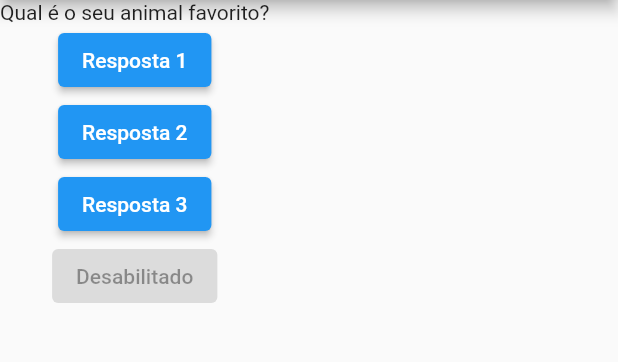
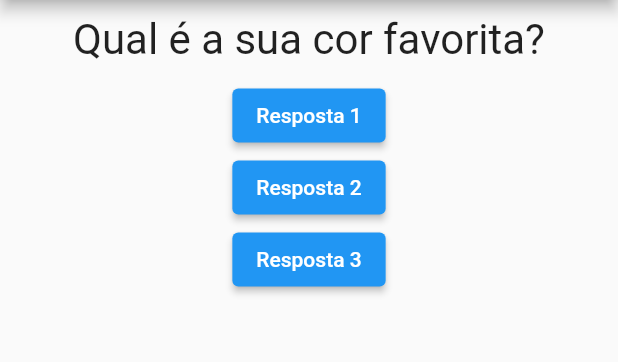
Before and after one commit to pedropgtorres/Quiz, a Flutter app: the screen it shows after launch, after a tap on "Resposta 1", on a phone screen of 412 x 824 dp, the part 84-446 px from its top. Run offline on Flutter 3.47's test engine with Material 2 defaults, Android fonts, the phone set to English and light mode, and no system bars.

Commit message:
evolução

```diff
--- a/quiz/lib/main.dart
+++ b/quiz/lib/main.dart
@@ -1,5 +1,6 @@
 import 'package:flutter/material.dart';
 import 'package:quiz/questao.dart';
+import 'package:quiz/resposta.dart';
 
 /*
     Objetivo: Criar um app que simule um quiz.
@@ -23,11 +24,6 @@ class _PerguntaAppState extends State<PerguntaApp>{
     setState(() {
       _perguntaSelecionada++;
     });
-    print(_perguntaSelecionada);
-  }
-
-  void Resposta(){
-    print('Resposta 1...');
   }
 
   @override
@@ -35,6 +31,12 @@ class _PerguntaAppState extends State<PerguntaApp>{
     final List<String> perguntas = [
       'Qual é a sua cor favorita?',
       'Qual é o seu animal favorito?'
+    ];
+
+    final List<String> respostas = [
+      'Resposta 1',
+      'Resposta 2',
+      'Resposta 3'
     ];
 
     return MaterialApp(
@@ -45,24 +47,9 @@ class _PerguntaAppState extends State<PerguntaApp>{
         body: Column(
           children: [
             Questao(perguntas[_perguntaSelecionada]),
-            ElevatedButton(
-                onPressed: _Responder,
-                child: Text('Resposta 1')
-            ),
-            ElevatedButton(
-                onPressed: () {
-                  print('Resposta 2...');
-                },
-                child: Text('Resposta 2')
-            ),
-            ElevatedButton(
-                onPressed: () => print('Resposta 3...'),
-                child: Text('Resposta 3')
-            ),
-            ElevatedButton(
-                onPressed: null,
-                child: Text('Desabilitado')
-            )
+            Resposta(respostas[0]),
+            Resposta(respostas[1]),
+            Resposta(respostas[2])
           ],
         ),
       ),
--- a/quiz/lib/questao.dart
+++ b/quiz/lib/questao.dart
@@ -13,6 +13,14 @@ class Questao extends StatelessWidget{
 
   @override
   Widget build(BuildContext context){
-    return Text(texto);
+    return Container(
+        width: double.infinity,
+        margin: EdgeInsets.all(10),
+        child: Text(
+          texto,
+          style: TextStyle(fontSize: 28),
+          textAlign: TextAlign.center
+        ),
+    );
   }
 }
--- /dev/null
+++ b/quiz/lib/resposta.dart
@@ -0,0 +1,26 @@
+import 'package:flutter/material.dart';
+
+/*
+    Objetivo: Criar classe para as respostas.
+    Autor: Paulo Torres
+    Data: 18/03/2021
+*/
+
+class Resposta extends StatelessWidget{
+  final String resposta;
+
+  Resposta(this.resposta);
+
+  @override
+  Widget build(BuildContext context){
+    return ElevatedButton(
+        onPressed: (){
+
+        },
+        child: Text(resposta),
+        style: ElevatedButton.styleFrom(
+            primary: Colors.blue
+        )
+        );
+  }
+}
```
